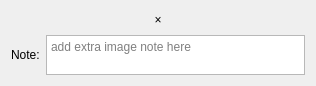
Old version of the form zlabel/resources/ui/dock_info.ui in the repository ZhengGroupLZU/ZLabel.
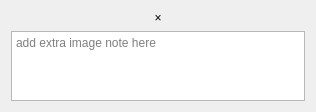
New version of the form.

Commit message: support saving window state and geometry

```diff
--- a/zlabel/resources/ui/dock_info.ui
+++ b/zlabel/resources/ui/dock_info.ui
@@ -7,14 +7,14 @@
     <x>0</x>
     <y>0</y>
     <width>316</width>
-    <height>86</height>
+    <height>102</height>
    </rect>
   </property>
-  <property name="sizePolicy">
-   <sizepolicy hsizetype="Minimum" vsizetype="Minimum">
-    <horstretch>0</horstretch>
-    <verstretch>0</verstretch>
-   </sizepolicy>
+  <property name="maximumSize">
+   <size>
+    <width>16777215</width>
+    <height>102</height>
+   </size>
   </property>
   <property name="windowTitle">
    <string>DockInfo</string>
@@ -36,12 +36,6 @@
        </item>
        <item>
         <widget class="QLabel" name="label">
-         <property name="sizePolicy">
-          <sizepolicy hsizetype="Minimum" vsizetype="Preferred">
-           <horstretch>0</horstretch>
-           <verstretch>0</verstretch>
-          </sizepolicy>
-         </property>
          <property name="maximumSize">
           <size>
            <width>10</width>
@@ -67,39 +61,8 @@
      </item>
      <item>
       <layout class="QHBoxLayout" name="horizontalLayout_2">
-       <item>
-        <widget class="QLabel" name="label_5">
-         <property name="sizePolicy">
-          <sizepolicy hsizetype="Minimum" vsizetype="Preferred">
-           <horstretch>0</horstretch>
-           <verstretch>0</verstretch>
-          </sizepolicy>
-         </property>
-         <property name="text">
-          <string>Note:</string>
-         </property>
-        </widget>
-       </item>
        <item>
         <widget class="QPlainTextEdit" name="ledit_anno_note">
-         <property name="sizePolicy">
-          <sizepolicy hsizetype="MinimumExpanding" vsizetype="Fixed">
-           <horstretch>0</horstretch>
-           <verstretch>0</verstretch>
-          </sizepolicy>
-         </property>
-         <property name="minimumSize">
-          <size>
-           <width>0</width>
-           <height>40</height>
-          </size>
-         </property>
-         <property name="maximumSize">
-          <size>
-           <width>16777215</width>
-           <height>40</height>
-          </size>
-         </property>
          <property name="placeholderText">
           <string>add extra image note here</string>
          </property>
```
The commit also changes 7 other files.
